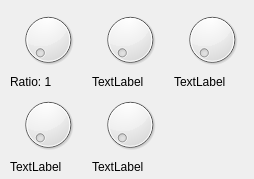
The window that src/rehearsalchef/compressor.ui (alexcoy257/lrnet) describes before a commit, drawn with Qt 5.
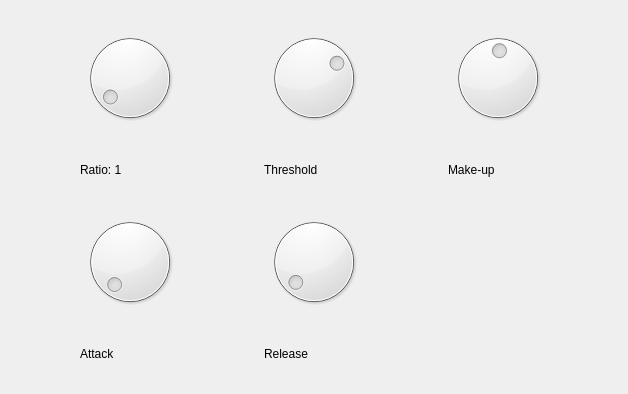
The same window after the commit.

What changed in the file:
```diff
--- a/src/rehearsalchef/compressor.ui
+++ b/src/rehearsalchef/compressor.ui
@@ -6,75 +6,193 @@
    <rect>
     <x>0</x>
     <y>0</y>
-    <width>254</width>
-    <height>179</height>
+    <width>628</width>
+    <height>394</height>
    </rect>
   </property>
   <property name="windowTitle">
    <string>Form</string>
   </property>
-  <widget class="QWidget" name="gridLayoutWidget">
-   <property name="geometry">
-    <rect>
-     <x>10</x>
-     <y>10</y>
-     <width>240</width>
-     <height>164</height>
-    </rect>
-   </property>
    <layout class="QGridLayout" name="gridLayout">
-    <item row="0" column="3">
-     <widget class="QDial" name="c_gainKnob"/>
-    </item>
-    <item row="2" column="2">
-     <widget class="QDial" name="c_releaseKnob"/>
-    </item>
-    <item row="0" column="2">
-     <widget class="QDial" name="c_threshKnob"/>
-    </item>
-    <item row="2" column="1">
-     <widget class="QDial" name="c_attackKnob"/>
+   <property name="leftMargin">
+    <number>2</number>
+   </property>
+   <property name="topMargin">
+    <number>2</number>
+   </property>
+   <property name="rightMargin">
+    <number>2</number>
+   </property>
+   <property name="bottomMargin">
+    <number>2</number>
+   </property>
+   <item row="0" column="0">
+    <widget class="QDial" name="c_ratioKnob">
+     <property name="sizePolicy">
+      <sizepolicy hsizetype="Preferred" vsizetype="Preferred">
+       <horstretch>0</horstretch>
+       <verstretch>0</verstretch>
+      </sizepolicy>
+     </property>
+     <property name="maximumSize">
+      <size>
+       <width>100</width>
+       <height>100</height>
+      </size>
+     </property>
+     <property name="minimum">
+      <number>1</number>
+     </property>
+     <property name="maximum">
+      <number>20</number>
+     </property>
+     <property name="value">
+      <number>2</number>
+     </property>
+    </widget>
     </item>
     <item row="0" column="1">
-     <widget class="QDial" name="c_ratioKnob"/>
-    </item>
-    <item row="1" column="1">
+    <widget class="QDial" name="c_threshKnob">
+     <property name="maximumSize">
+      <size>
+       <width>100</width>
+       <height>100</height>
+      </size>
+     </property>
+     <property name="minimum">
+      <number>-100</number>
+     </property>
+     <property name="maximum">
+      <number>10</number>
+     </property>
+     <property name="value">
+      <number>-24</number>
+     </property>
+    </widget>
+   </item>
+   <item row="1" column="0">
      <widget class="QLabel" name="c_ratioVal">
+     <property name="maximumSize">
+      <size>
+       <width>16777215</width>
+       <height>20</height>
+      </size>
+     </property>
       <property name="text">
        <string>Ratio: 1</string>
       </property>
      </widget>
     </item>
-    <item row="1" column="2">
+   <item row="1" column="1">
      <widget class="QLabel" name="c_threshVal">
+     <property name="maximumSize">
+      <size>
+       <width>16777215</width>
+       <height>20</height>
+      </size>
+     </property>
       <property name="text">
-       <string>TextLabel</string>
+      <string>Threshold</string>
       </property>
      </widget>
     </item>
-    <item row="1" column="3">
+   <item row="0" column="2">
+    <widget class="QDial" name="c_gainKnob">
+     <property name="maximumSize">
+      <size>
+       <width>100</width>
+       <height>100</height>
+      </size>
+     </property>
+     <property name="minimum">
+      <number>-96</number>
+     </property>
+     <property name="maximum">
+      <number>96</number>
+     </property>
+     <property name="value">
+      <number>2</number>
+     </property>
+    </widget>
+   </item>
+   <item row="1" column="2">
      <widget class="QLabel" name="c_gainVal">
+     <property name="maximumSize">
+      <size>
+       <width>16777215</width>
+       <height>20</height>
+      </size>
+     </property>
       <property name="text">
-       <string>TextLabel</string>
+      <string>Make-up</string>
       </property>
      </widget>
     </item>
-    <item row="3" column="1">
+   <item row="2" column="0">
+    <widget class="QDial" name="c_attackKnob">
+     <property name="maximumSize">
+      <size>
+       <width>100</width>
+       <height>100</height>
+      </size>
+     </property>
+     <property name="minimum">
+      <number>1</number>
+     </property>
+     <property name="maximum">
+      <number>1000</number>
+     </property>
+     <property name="value">
+      <number>15</number>
+     </property>
+    </widget>
+   </item>
+   <item row="2" column="1">
+    <widget class="QDial" name="c_releaseKnob">
+     <property name="maximumSize">
+      <size>
+       <width>100</width>
+       <height>100</height>
+      </size>
+     </property>
+     <property name="minimum">
+      <number>1</number>
+     </property>
+     <property name="maximum">
+      <number>1000</number>
+     </property>
+     <property name="value">
+      <number>40</number>
+     </property>
+    </widget>
+   </item>
+   <item row="4" column="0">
      <widget class="QLabel" name="c_attackVal">
+     <property name="maximumSize">
+      <size>
+       <width>100</width>
+       <height>20</height>
+      </size>
+     </property>
       <property name="text">
-       <string>TextLabel</string>
+      <string>Attack</string>
       </property>
      </widget>
     </item>
-    <item row="3" column="2">
+   <item row="4" column="1">
      <widget class="QLabel" name="c_releaseVal">
+     <property name="maximumSize">
+      <size>
+       <width>16777215</width>
+       <height>20</height>
+      </size>
+     </property>
       <property name="text">
-       <string>TextLabel</string>
+      <string>Release</string>
       </property>
      </widget>
     </item>
    </layout>
-  </widget>
  </widget>
  <resources/>
  <connections/>
```
Lines whose indentation alone changed are shown as unchanged.
